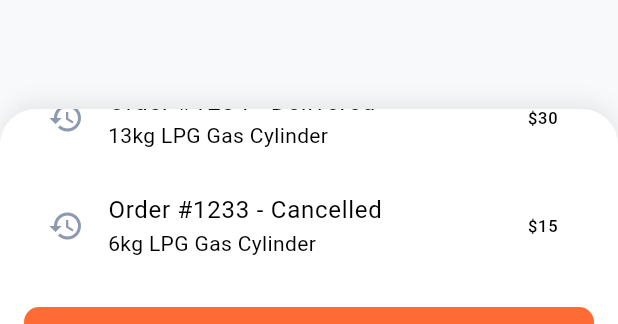
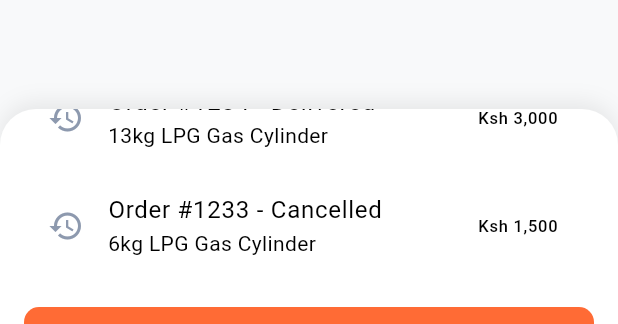
Before and after one commit to Nelson-Tommogo/letagas, a Flutter app: the HomeContent widget shown alone on an empty page, opened directly, scrolled down 337 dp, on a phone screen of 412 x 824 dp. Shown: the part 818-1142 px from the top of the screen. Run offline on Flutter 3.47's test engine with Material 3 defaults, Android fonts, the phone set to English and light mode, and no system bars; our stand-ins replace font_awesome_flutter.

Commit message:
updated layout

```diff
--- a/lib/screens/customer/home_screen.dart
+++ b/lib/screens/customer/home_screen.dart
@@ -291,13 +291,13 @@ class _HomeContentState extends State<HomeContent> {
                           leading: Icon(Icons.history, color: Color(0xFF8D99AE)),
                           title: Text("Order #1234 - Delivered"),
                           subtitle: Text("13kg LPG Gas Cylinder"),
-                          trailing: Text("\$30"),
+                          trailing: Text("Ksh 3,000"),
                         ),
                         ListTile(
                           leading: Icon(Icons.history, color: Color(0xFF8D99AE)),
                           title: Text("Order #1233 - Cancelled"),
                           subtitle: Text("6kg LPG Gas Cylinder"),
-                          trailing: Text("\$15"),
+                          trailing: Text("Ksh 1,500"),
                         ),
                         const SizedBox(height: 80), // Space for button
                       ],
```
